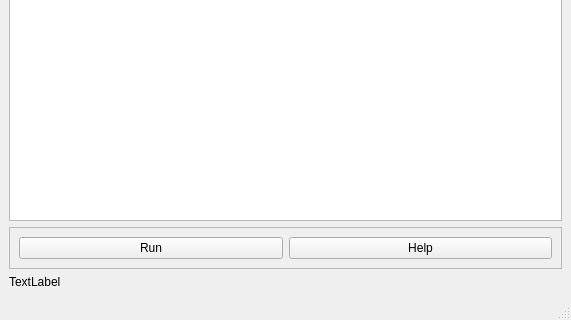
The window that mainwindow.ui (Stack-Smashing-Detected/Crash-Monitor) describes before a commit, drawn with Qt 5; both pictures show x 0 to 571 and y 153 to 473 of the 571 by 473 pixel window.
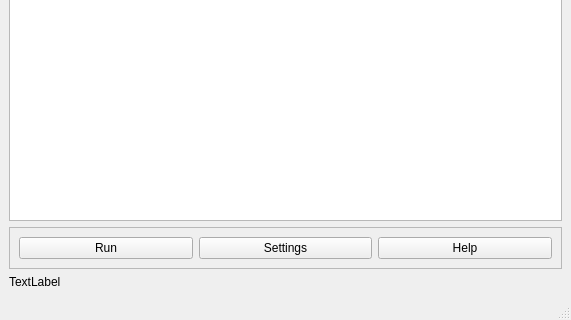
The same window after the commit.

The edit to the form file:
```diff
--- a/mainwindow.ui
+++ b/mainwindow.ui
@@ -47,6 +47,13 @@
          </property>
         </widget>
        </item>
+       <item>
+        <widget class="QPushButton" name="settingsBtn">
+         <property name="text">
+          <string>Settings</string>
+         </property>
+        </widget>
+       </item>
        <item>
         <widget class="QPushButton" name="helpBtn">
          <property name="text">
```
